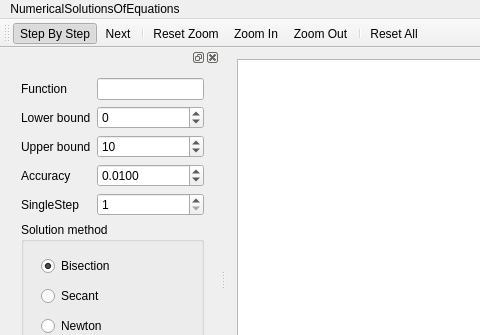
NeverMendel/NumericalSolutionOfEquations, file mainwindow.ui: the form before one commit; both pictures show x 0 to 480 and y 0 to 335 of the 846 by 532 pixel window.
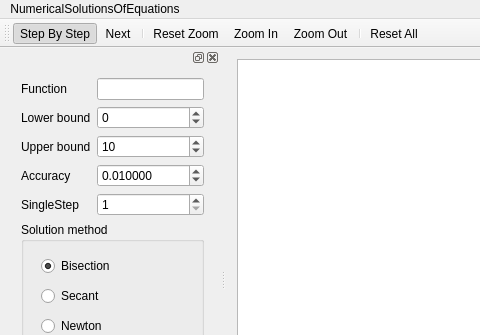
The form after the commit. Custom widgets are drawn as their Qt base class.

Commit message: Increase range of accuracy

The edit to the form file:
```diff
--- a/mainwindow.ui
+++ b/mainwindow.ui
@@ -224,10 +224,10 @@
         <item row="3" column="1">
          <widget class="QDoubleSpinBox" name="accuracyDoubleSpinBox">
           <property name="decimals">
-           <number>4</number>
+           <number>6</number>
           </property>
           <property name="minimum">
-           <double>0.000100000000000</double>
+           <double>0.000010000000000</double>
           </property>
           <property name="maximum">
            <double>10.000000000000000</double>
```
Left out of the diff: 2 changed lines with no effect on the pictures.
